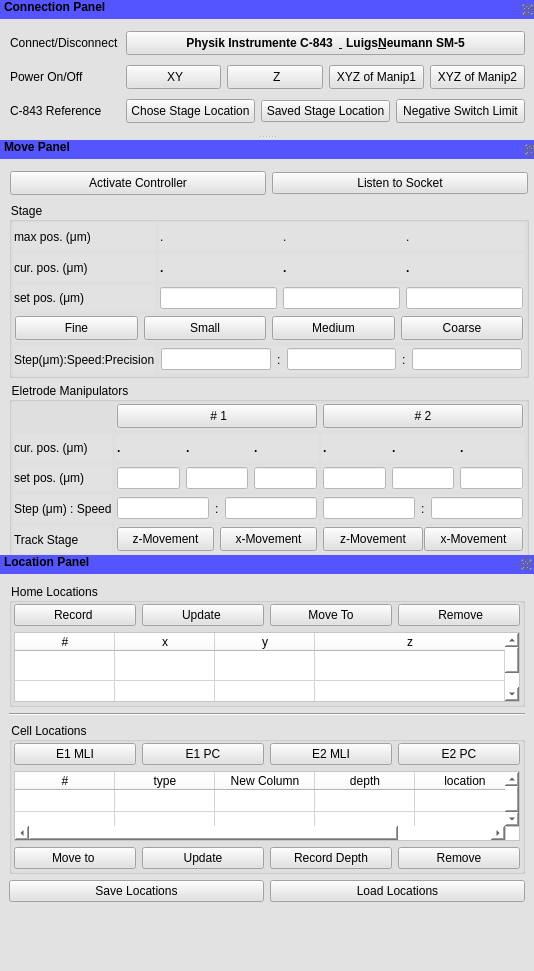
Above: manipulatorTemplate.ui from mgraupe/ManipulatorControl before the change. Below: the same form after it.
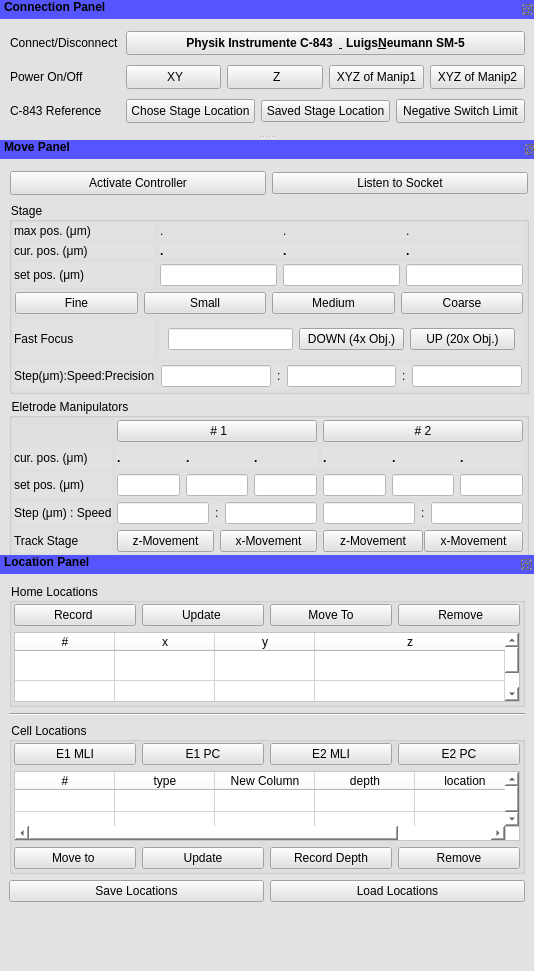
That is the form after the change.

Commit message: added focus buttons to gui template

What changed in the file:
```diff
--- a/manipulatorTemplate.ui
+++ b/manipulatorTemplate.ui
@@ -380,9 +380,9 @@
         <property name="spacing">
          <number>4</number>
         </property>
-        <item row="3" column="1">
+        <item row="2" column="1">
          <widget class="QWidget" name="horizontalWidget" native="true">
-          <layout class="QHBoxLayout" name="horizontalLayout_8">
+          <layout class="QHBoxLayout" name="horizontalLayout_9">
            <property name="leftMargin">
             <number>1</number>
            </property>
@@ -396,43 +396,155 @@
             <number>1</number>
            </property>
            <item>
-            <widget class="QLineEdit" name="setXLocationLineEdit">
-             <property name="styleSheet">
-              <string notr="true">background-color: rgb(255, 255, 255);</string>
+            <widget class="QLabel" name="isXLocationValueLabel">
+             <property name="font">
+              <font>
+               <weight>75</weight>
+               <bold>true</bold>
+              </font>
              </property>
              <property name="text">
-              <string/>
+              <string>.</string>
              </property>
             </widget>
            </item>
            <item>
-            <widget class="QLineEdit" name="setYLocationLineEdit">
-             <property name="styleSheet">
-              <string notr="true">background-color: rgb(255, 255, 255);</string>
+            <widget class="QLabel" name="isYLocationValueLabel">
+             <property name="font">
+              <font>
+               <weight>75</weight>
+               <bold>true</bold>
+              </font>
              </property>
              <property name="text">
-              <string/>
+              <string>.</string>
              </property>
             </widget>
            </item>
            <item>
-            <widget class="QLineEdit" name="setZLocationLineEdit">
-             <property name="styleSheet">
-              <string notr="true">background-color: rgb(255, 255, 255);</string>
+            <widget class="QLabel" name="isZLocationValueLabel">
+             <property name="font">
+              <font>
+               <weight>75</weight>
+               <bold>true</bold>
+              </font>
              </property>
              <property name="text">
-              <string/>
+              <string>.</string>
              </property>
             </widget>
            </item>
           </layout>
          </widget>
         </item>
-        <item row="1" column="0">
-         <widget class="QLabel" name="label_9">
-          <property name="text">
-           <string>max pos. (μm)</string>
+        <item row="6" column="1">
+         <widget class="QWidget" name="horizontalWidget" native="true">
+          <property name="minimumSize">
+           <size>
+            <width>0</width>
+            <height>0</height>
+           </size>
           </property>
+          <layout class="QHBoxLayout" name="horizontalLayout_11">
+           <property name="leftMargin">
+            <number>2</number>
+           </property>
+           <property name="topMargin">
+            <number>2</number>
+           </property>
+           <property name="rightMargin">
+            <number>2</number>
+           </property>
+           <property name="bottomMargin">
+            <number>2</number>
+           </property>
+           <item>
+            <widget class="QLineEdit" name="stepLineEdit">
+             <property name="styleSheet">
+              <string notr="true">background-color: rgb(255, 255, 255);</string>
+             </property>
+            </widget>
+           </item>
+           <item>
+            <widget class="QLabel" name="label_19">
+             <property name="text">
+              <string>:</string>
+             </property>
+            </widget>
+           </item>
+           <item>
+            <widget class="QLineEdit" name="speedLineEdit">
+             <property name="styleSheet">
+              <string notr="true">background-color: rgb(255, 255, 255);</string>
+             </property>
+            </widget>
+           </item>
+           <item>
+            <widget class="QLabel" name="label_3">
+             <property name="text">
+              <string>:</string>
+             </property>
+            </widget>
+           </item>
+           <item>
+            <widget class="QLineEdit" name="precisionLineEdit">
+             <property name="styleSheet">
+              <string notr="true">background-color: rgb(255, 255, 255);</string>
+             </property>
+            </widget>
+           </item>
+          </layout>
+         </widget>
+        </item>
+        <item row="1" column="1">
+         <widget class="QWidget" name="horizontalWidget" native="true">
+          <layout class="QHBoxLayout" name="horizontalLayout_7">
+           <property name="leftMargin">
+            <number>1</number>
+           </property>
+           <property name="topMargin">
+            <number>1</number>
+           </property>
+           <property name="rightMargin">
+            <number>1</number>
+           </property>
+           <property name="bottomMargin">
+            <number>1</number>
+           </property>
+           <item>
+            <widget class="QLabel" name="minMaxXLocationValueLabel">
+             <property name="text">
+              <string>.</string>
+             </property>
+            </widget>
+           </item>
+           <item>
+            <widget class="QLabel" name="minMaxYLocationValueLabel">
+             <property name="font">
+              <font>
+               <weight>50</weight>
+               <bold>false</bold>
+              </font>
+             </property>
+             <property name="text">
+              <string>.</string>
+             </property>
+            </widget>
+           </item>
+           <item>
+            <widget class="QLabel" name="minMaxZLocationValueLabel">
+             <property name="font">
+              <font>
+               <weight>50</weight>
+               <bold>false</bold>
+              </font>
+             </property>
+             <property name="text">
+              <string>.</string>
+             </property>
+            </widget>
+           </item>
+          </layout>
          </widget>
         </item>
         <item row="4" column="0" colspan="2">
@@ -535,6 +647,61 @@
           </layout>
          </widget>
         </item>
+        <item row="3" column="1">
+         <widget class="QWidget" name="horizontalWidget" native="true">
+          <layout class="QHBoxLayout" name="horizontalLayout_8">
+           <property name="leftMargin">
+            <number>1</number>
+           </property>
+           <property name="topMargin">
+            <number>1</number>
+           </property>
+           <property name="rightMargin">
+            <number>1</number>
+           </property>
+           <property name="bottomMargin">
+            <number>1</number>
+           </property>
+           <item>
+            <widget class="QLineEdit" name="setXLocationLineEdit">
+             <property name="styleSheet">
+              <string notr="true">background-color: rgb(255, 255, 255);</string>
+             </property>
+             <property name="text">
+              <string/>
+             </property>
+            </widget>
+           </item>
+           <item>
+            <widget class="QLineEdit" name="setYLocationLineEdit">
+             <property name="styleSheet">
+              <string notr="true">background-color: rgb(255, 255, 255);</string>
+             </property>
+             <property name="text">
+              <string/>
+             </property>
+            </widget>
+           </item>
+           <item>
+            <widget class="QLineEdit" name="setZLocationLineEdit">
+             <property name="styleSheet">
+              <string notr="true">background-color: rgb(255, 255, 255);</string>
+             </property>
+             <property name="text">
+              <string/>
+             </property>
+            </widget>
+           </item>
+          </layout>
+         </widget>
+        </item>
+        <item row="1" column="0">
+         <widget class="QLabel" name="label_9">
+          <property name="text">
+           <string>max pos. (μm)</string>
+          </property>
+         </widget>
+        </item>
         <item row="3" column="0">
          <widget class="QLabel" name="label_13">
           <property name="text">
@@ -549,174 +716,47 @@
           </property>
          </widget>
         </item>
-        <item row="1" column="1">
-         <widget class="QWidget" name="horizontalWidget" native="true">
-          <layout class="QHBoxLayout" name="horizontalLayout_7">
-           <property name="leftMargin">
-            <number>1</number>
-           </property>
-           <property name="topMargin">
-            <number>1</number>
-           </property>
-           <property name="rightMargin">
-            <number>1</number>
-           </property>
-           <property name="bottomMargin">
-            <number>1</number>
-           </property>
-           <item>
-            <widget class="QLabel" name="minMaxXLocationValueLabel">
-             <property name="text">
-              <string>.</string>
-             </property>
-            </widget>
-           </item>
-           <item>
-            <widget class="QLabel" name="minMaxYLocationValueLabel">
-             <property name="font">
-              <font>
-               <weight>50</weight>
-               <bold>false</bold>
-              </font>
-             </property>
-             <property name="text">
-              <string>.</string>
-             </property>
-            </widget>
-           </item>
-           <item>
-            <widget class="QLabel" name="minMaxZLocationValueLabel">
-             <property name="font">
-              <font>
-               <weight>50</weight>
-               <bold>false</bold>
-              </font>
-             </property>
-             <property name="text">
-              <string>.</string>
-             </property>
-            </widget>
-           </item>
-          </layout>
-         </widget>
-        </item>
-        <item row="2" column="1">
-         <widget class="QWidget" name="horizontalWidget" native="true">
-          <layout class="QHBoxLayout" name="horizontalLayout_9">
-           <property name="leftMargin">
-            <number>1</number>
-           </property>
-           <property name="topMargin">
-            <number>1</number>
-           </property>
-           <property name="rightMargin">
-            <number>1</number>
-           </property>
-           <property name="bottomMargin">
-            <number>1</number>
-           </property>
-           <item>
-            <widget class="QLabel" name="isXLocationValueLabel">
-             <property name="font">
-              <font>
-               <weight>75</weight>
-               <bold>true</bold>
-              </font>
-             </property>
-             <property name="text">
-              <string>.</string>
-             </property>
-            </widget>
-           </item>
-           <item>
-            <widget class="QLabel" name="isYLocationValueLabel">
-             <property name="font">
-              <font>
-               <weight>75</weight>
-               <bold>true</bold>
-              </font>
-             </property>
-             <property name="text">
-              <string>.</string>
-             </property>
-            </widget>
-           </item>
-           <item>
-            <widget class="QLabel" name="isZLocationValueLabel">
-             <property name="font">
-              <font>
-               <weight>75</weight>
-               <bold>true</bold>
-              </font>
-             </property>
-             <property name="text">
-              <string>.</string>
-             </property>
-            </widget>
-           </item>
-          </layout>
-         </widget>
-        </item>
-        <item row="5" column="0">
+        <item row="6" column="0">
          <widget class="QLabel" name="label_18">
           <property name="text">
            <string>Step(μm):Speed:Precision</string>
           </property>
          </widget>
         </item>
+        <item row="5" column="0">
+         <widget class="QLabel" name="label_4">
+          <property name="text">
+           <string>Fast Focus</string>
+          </property>
+         </widget>
+        </item>
         <item row="5" column="1">
          <widget class="QWidget" name="horizontalWidget" native="true">
-          <property name="minimumSize">
-           <size>
-            <width>0</width>
-            <height>0</height>
-           </size>
-          </property>
-          <layout class="QHBoxLayout" name="horizontalLayout_11">
-           <property name="leftMargin">
-            <number>2</number>
-           </property>
-           <property name="topMargin">
-            <number>2</number>
-           </property>
-           <property name="rightMargin">
-            <number>2</number>
-           </property>
-           <property name="bottomMargin">
-            <number>2</number>
-           </property>
+          <layout class="QHBoxLayout" name="horizontalLayout_19">
            <item>
-            <widget class="QLineEdit" name="stepLineEdit">
-             <property name="styleSheet">
-              <string notr="true">background-color: rgb(255, 255, 255);</string>
+            <widget class="QLineEdit" name="focusLineEdit">
+             <property name="maximumSize">
+              <size>
+               <width>125</width>
+               <height>16777215</height>
+              </size>
              </property>
-            </widget>
-           </item>
-           <item>
-            <widget class="QLabel" name="label_19">
-             <property name="text">
-              <string>:</string>
-             </property>
-            </widget>
-           </item>
-           <item>
-            <widget class="QLineEdit" name="speedLineEdit">
              <property name="styleSheet">
               <string notr="true">background-color: rgb(255, 255, 255);</string>
              </property>
             </widget>
            </item>
            <item>
-            <widget class="QLabel" name="label_3">
+            <widget class="QPushButton" name="downFocusBtn">
              <property name="text">
-              <string>:</string>
+              <string>DOWN (4x Obj.)</string>
              </property>
             </widget>
            </item>
            <item>
-            <widget class="QLineEdit" name="precisionLineEdit">
-             <property name="styleSheet">
-              <string notr="true">background-color: rgb(255, 255, 255);</string>
+            <widget class="QPushButton" name="upFocusBtn">
+             <property name="text">
+              <string>UP (20x Obj.)</string>
              </property>
             </widget>
            </item>
```
The commit also changes 1 other file.
